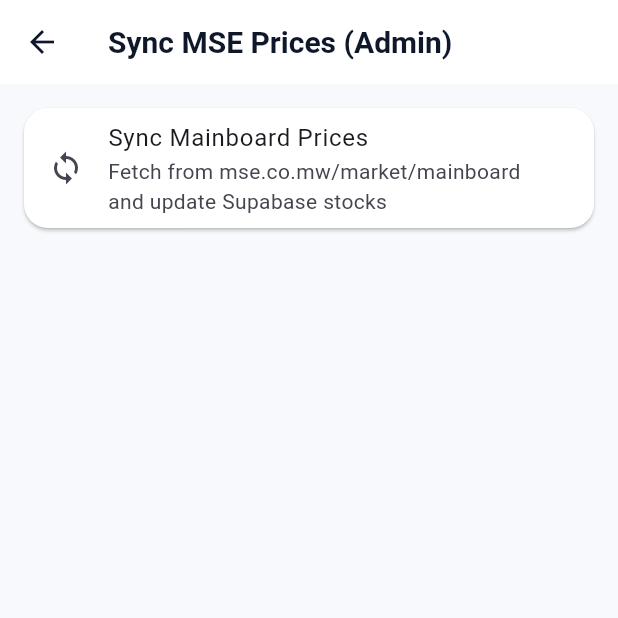
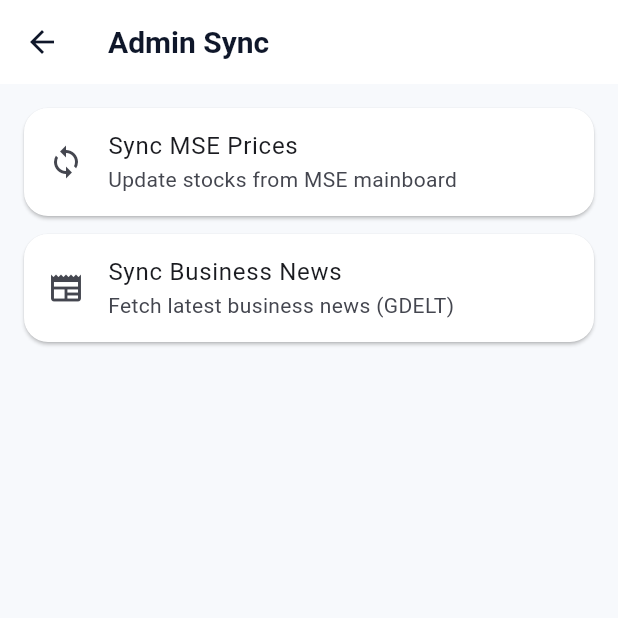
Before and after one commit to JacobRays/MSE_Market_Connect, a Flutter app: the AdminSyncPricesScreen screen opened directly, on a phone screen of 412 x 824 dp, the top half of it. Run offline on Flutter 3.47's test engine with Material 3 defaults, Android fonts, the phone set to English and light mode, and no system bars; our stand-ins replace file_picker, firebase_messaging, package_info_plus, shared_preferences, supabase_flutter; accounts and stored records are empty; network calls fail.

Commit message:
Fix change% parsing; add admin news sync; add Settings in Profile

```diff
--- a/lib/features/admin/presentation/admin_sync_prices_screen.dart
+++ b/lib/features/admin/presentation/admin_sync_prices_screen.dart
@@ -1,5 +1,6 @@
 import 'package:flutter/material.dart';
 import 'package:mse_market_connect/core/services/mse_price_sync_service.dart';
+import 'package:mse_market_connect/core/services/news_sync_service.dart';
 
 class AdminSyncPricesScreen extends StatefulWidget {
   const AdminSyncPricesScreen({super.key});
@@ -9,43 +10,85 @@ class AdminSyncPricesScreen extends StatefulWidget {
 }
 
 class _AdminSyncPricesScreenState extends State<AdminSyncPricesScreen> {
-  final _svc = MsePriceSyncService();
-  bool _syncing = false;
+  final _prices = MsePriceSyncService();
+  final _news = NewsSyncService();
 
-  Future<void> _sync() async {
-    setState(() => _syncing = true);
+  bool _syncingPrices = false;
+  bool _syncingNews = false;
+
+  Future<void> _syncPrices() async {
+    setState(() => _syncingPrices = true);
     try {
-      final count = await _svc.syncMainboardPrices();
+      final count = await _prices.syncMainboardPrices();
       if (!mounted) return;
       ScaffoldMessenger.of(context).showSnackBar(
         SnackBar(content: Text('Prices synced: $count stocks updated')),
       );
     } catch (e) {
       if (!mounted) return;
+      ScaffoldMessenger.of(
+        context,
+      ).showSnackBar(SnackBar(content: Text('Price sync failed: $e')));
+    } finally {
+      if (mounted) setState(() => _syncingPrices = false);
+    }
+  }
+
+  Future<void> _syncNews() async {
+    setState(() => _syncingNews = true);
+    try {
+      final count = await _news.syncBusinessNews();
+      if (!mounted) return;
       ScaffoldMessenger.of(context).showSnackBar(
-        SnackBar(content: Text('Sync failed: $e')),
+        SnackBar(content: Text('News synced: $count articles added/updated')),
       );
+    } catch (e) {
+      if (!mounted) return;
+      ScaffoldMessenger.of(
+        context,
+      ).showSnackBar(SnackBar(content: Text('News sync failed: $e')));
     } finally {
-      if (mounted) setState(() => _syncing = false);
+      if (mounted) setState(() => _syncingNews = false);
     }
   }
 
   @override
   Widget build(BuildContext context) {
     return Scaffold(
-      appBar: AppBar(title: const Text('Sync MSE Prices (Admin)')),
-      body: Padding(
+      appBar: AppBar(title: const Text('Admin Sync')),
+      body: ListView(
         padding: const EdgeInsets.all(16),
-        child: Card(
-          child: ListTile(
-            leading: _syncing
-                ? const SizedBox(height: 22, width: 22, child: CircularProgressIndicator(strokeWidth: 2))
-                : const Icon(Icons.sync),
-            title: const Text('Sync Mainboard Prices'),
-            subtitle: const Text('Fetch from mse.co.mw/market/mainboard and update Supabase stocks'),
-            onTap: _syncing ? null : _sync,
+        children: [
+          Card(
+            child: ListTile(
+              leading: _syncingPrices
+                  ? const SizedBox(
+                      height: 22,
+                      width: 22,
+                      child: CircularProgressIndicator(strokeWidth: 2),
+                    )
+                  : const Icon(Icons.sync),
+              title: const Text('Sync MSE Prices'),
+              subtitle: const Text('Update stocks from MSE mainboard'),
+              onTap: _syncingPrices ? null : _syncPrices,
+            ),
           ),
-        ),
+          const SizedBox(height: 12),
+          Card(
+            child: ListTile(
+              leading: _syncingNews
+                  ? const SizedBox(
+                      height: 22,
+                      width: 22,
+                      child: CircularProgressIndicator(strokeWidth: 2),
+                    )
+                  : const Icon(Icons.newspaper_outlined),
+              title: const Text('Sync Business News'),
+              subtitle: const Text('Fetch latest business news (GDELT)'),
+              onTap: _syncingNews ? null : _syncNews,
+            ),
+          ),
+        ],
       ),
     );
   }
--- a/lib/features/home/presentation/home_screen.dart
+++ b/lib/features/home/presentation/home_screen.dart
@@ -154,8 +154,8 @@ class _QuickActionsGrid extends StatelessWidget {
   @override
   Widget build(BuildContext context) {
     final iconColor = AppTheme.primaryColor;
-    final bg = AppTheme.primaryColor.withOpacity(0.08);
-    final border = AppTheme.primaryColor.withOpacity(0.14);
+    final bg = AppTheme.primaryColor.withValues(alpha: 0.08);
+    final border = AppTheme.primaryColor.withValues(alpha: 0.14);
 
     return LayoutBuilder(
       builder: (context, c) {
@@ -224,7 +224,7 @@ class _NewsTicker extends StatelessWidget {
         return Container(
           height: 40,
           decoration: BoxDecoration(
-            color: AppTheme.primaryColor.withOpacity(0.05),
+            color: AppTheme.primaryColor.withValues(alpha: 0.05),
             borderRadius: BorderRadius.circular(8),
           ),
           child: ListView(
```
Also changed, not shown: lib/core/services/mse_price_sync_service.dart (+35 -28 lines), lib/core/services/news_sync_service.dart (added, +70 -0 lines).
